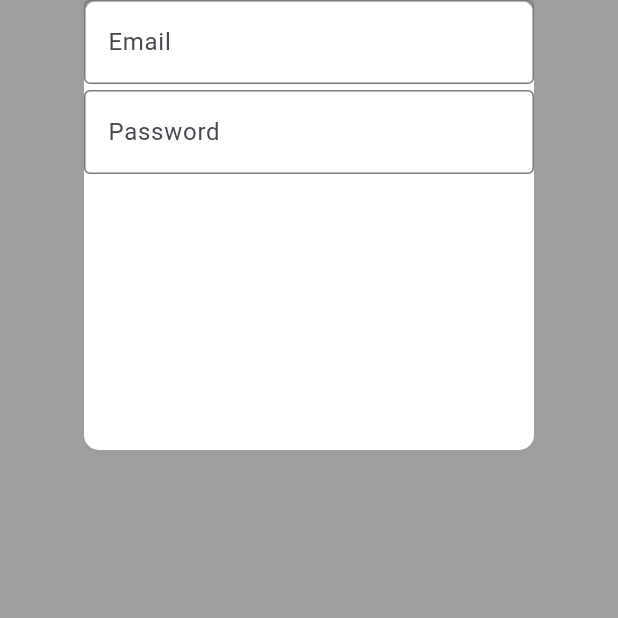
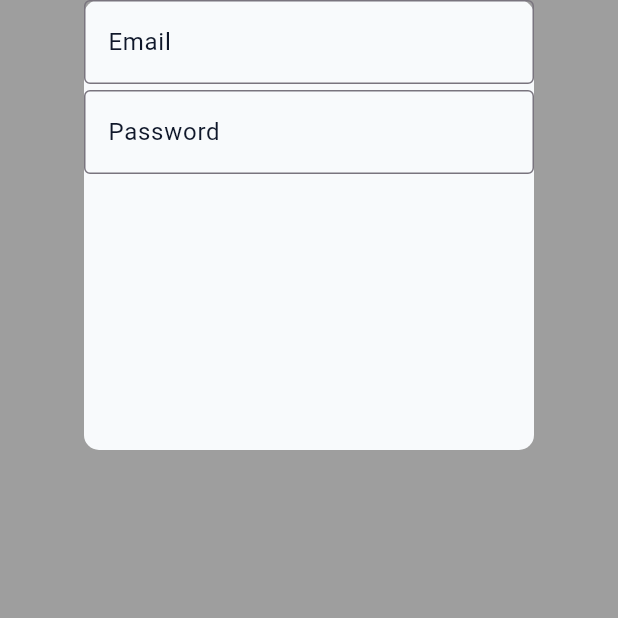
Before and after one commit to Sanjitkumar-git/localmarket, a Flutter app: the SignInPage screen opened directly, on a phone screen of 412 x 824 dp, the top half of it. Run offline on Flutter 3.47's test engine with Material 3 defaults, Android fonts, the phone set to English and light mode, and no system bars.

Commit message:
Updated project

```diff
--- a/lib/auth/sign_in.dart
+++ b/lib/auth/sign_in.dart
@@ -1,4 +1,5 @@
 import 'package:flutter/material.dart';
+import 'package:localmarket/widget/app_colors.dart';
 
 class SignInPage extends StatelessWidget {
   const SignInPage({super.key});
@@ -15,20 +16,24 @@ class SignInPage extends StatelessWidget {
               width: 300,
               height:300,
               decoration:BoxDecoration(
-                color:Colors.white,
+                color:AppColors.tertiary,
                 borderRadius:BorderRadius.circular(10)
               ),
               child:Column(
                 children: [
                   TextField(
+                    style: TextStyle(color:AppColors.textPrimary),
                     decoration: InputDecoration(
+                      labelStyle: TextStyle(color:AppColors.textPrimary),
                       labelText: 'Email',
                       border: OutlineInputBorder(),
                     ),
                   ),
                   const SizedBox(height: 4),
                    TextField(
+                    style: TextStyle(color:AppColors.textPrimary),
                     decoration: InputDecoration(
+                      labelStyle: TextStyle(color:AppColors.textPrimary),
                       labelText: 'Password',
                       border: OutlineInputBorder(),
                     ),
--- /dev/null
+++ b/lib/widget/app_colors.dart
@@ -0,0 +1,68 @@
+import 'package:flutter/material.dart';
+
+class AppColors {
+  AppColors._();
+
+  // ============================================================
+  // BRAND COLORS
+  // ============================================================
+
+  /// Primary Blue
+  static const Color primary = Color(0xFF2563EB);
+  static const Color primaryDark = Color(0xFF1D4ED8);
+  static const Color primaryLight = Color(0xFFDBEAFE);
+
+  /// Secondary Red
+  static const Color secondary = Color(0xFFEF172A);
+  static const Color secondaryDark = Color(0xFFDC1022);
+  static const Color secondaryLight = Color(0xFFFEE2E2);
+
+  /// Tertiary / Background
+  static const Color tertiary = Color(0xFFF8FAFC);
+
+  /// Neutral / Slate
+  static const Color neutral = Color(0xFF64748B);
+  static const Color neutralDark = Color(0xFF334155);
+  static const Color neutralLight = Color(0xFFCBD5E1);
+
+  // ============================================================
+  // BACKGROUND
+  // ============================================================
+
+  static const Color background = Color(0xFFF8FAFC);
+  static const Color surface = Colors.white;
+  static const Color card = Color(0xFFEFF4FD);
+
+  // ============================================================
+  // TEXT
+  // ============================================================
+
+  static const Color textPrimary = Color(0xFF0F172A);
+  static const Color textSecondary = Color(0xFF64748B);
+  static const Color textTertiary = Color(0xFF94A3B8);
+  static const Color textHint = Color(0xFF94A3B8);
+
+  // ============================================================
+  // BORDER / DIVIDER
+  // ============================================================
+
+  static const Color border = Color(0xFFE2E8F0);
+  static const Color divider = Color(0xFFE2E8F0);
+
+  // ============================================================
+  // STATUS
+  // ============================================================
+
+  static const Color success = Color(0xFF16A34A);
+  static const Color warning = Color(0xFFF59E0B);
+  static const Color error = Color(0xFFEF172A);
+  static const Color info = Color(0xFF0EA5E9);
+
+  // ============================================================
+  // COMMON
+  // ============================================================
+
+  static const Color black = Color(0xFF000000);
+  static const Color white = Color(0xFFFFFFFF);
+  static const Color transparent = Colors.transparent;
+}
```
Also changed, not shown: lib/widget/app_font.dart (added, +41 -0 lines), lib/widget/app_padding.dart (added, +72 -0 lines), lib/widget/app_radius.dart (added, +41 -0 lines).
